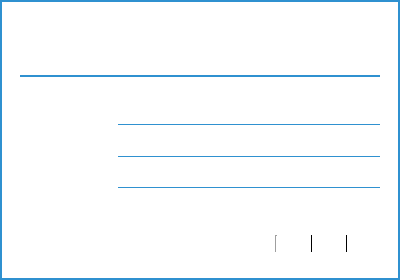
First picture: the form in parsec/core/gui/forms/workspace_button.ui, repository Scille/parsec-cloud, before the edit.
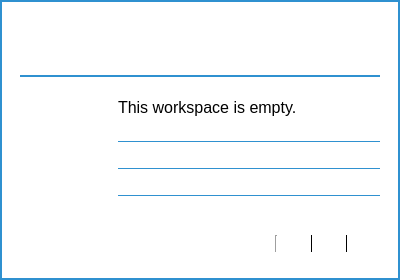
Second picture: the form after the edit. Icons and pictures are not drawn.

Commit message: [GUI] Small GUI improvements and changed workspace button when workspace is empty

```diff
--- a/parsec/core/gui/forms/workspace_button.ui
+++ b/parsec/core/gui/forms/workspace_button.ui
@@ -13,7 +13,7 @@
   <property name="minimumSize">
    <size>
     <width>300</width>
-    <height>0</height>
+    <height>280</height>
    </size>
   </property>
   <property name="maximumSize">
@@ -248,6 +248,36 @@
            <number>10</number>
           </property>
           <item>
+           <widget class="QLabel" name="label_empty">
+            <property name="font">
+             <font>
+              <pointsize>12</pointsize>
+             </font>
+            </property>
+            <property name="text">
+             <string>This workspace is empty.</string>
+            </property>
+           </widget>
+          </item>
+          <item>
+           <widget class="QWidget" name="widget_files" native="true">
+            <layout class="QVBoxLayout" name="verticalLayout_4">
+             <property name="spacing">
+              <number>5</number>
+             </property>
+             <property name="leftMargin">
+              <number>0</number>
+             </property>
+             <property name="topMargin">
+              <number>0</number>
+             </property>
+             <property name="rightMargin">
+              <number>0</number>
+             </property>
+             <property name="bottomMargin">
+              <number>0</number>
+             </property>
+             <item>
            <widget class="QLabel" name="label_file1">
             <property name="font">
              <font>
@@ -421,6 +451,9 @@
             <property name="textInteractionFlags">
              <set>Qt::NoTextInteraction</set>
             </property>
+              </widget>
+             </item>
+            </layout>
            </widget>
           </item>
           <item>
```
Lines whose indentation alone changed are shown as unchanged. The commit also changes 8 other files.
